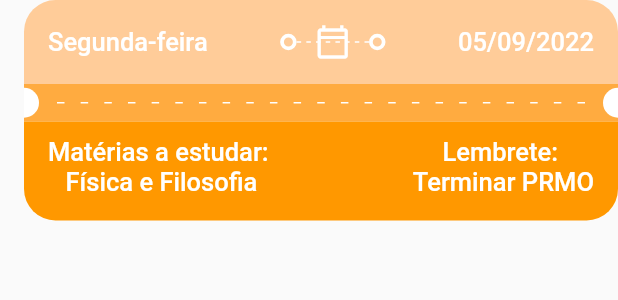
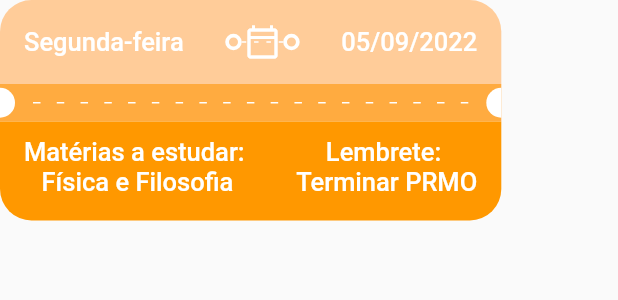
Before and after one commit to DudaSSilva/AS_APP, a Flutter app: the Semanas widget shown alone on an empty page, opened directly, on a phone screen of 412 x 824 dp. Shown: the top 300 px of the screen. Run offline on Flutter 3.47's test engine with Material 2 defaults, Android fonts, the phone set to English and light mode, and no system bars; our stand-ins replace fluentui_icons, image_picker, table_calendar, url_launcher_web; missing offline and left inert: dart:ffi.

Commit message:
Update semanas.dart

```diff
--- a/lib/pages/planner/semanas.dart
+++ b/lib/pages/planner/semanas.dart
@@ -16,13 +16,14 @@ class _SemanasState extends State<Semanas> {
   Widget build(BuildContext context) {
     final size = Applayout.getSize(context);
     return SizedBox(
-      width: size.width,
+      width: size.width*0.85,
       height: 200,
       child: Container(
-        margin: const EdgeInsets.only(left:16),
+        margin: const EdgeInsets.only(right:16),
         child: Column(
           mainAxisSize: MainAxisSize.min,
           children: [
+            //primeiro container
             Container(
               decoration: const BoxDecoration(
                 color: const Color(0xFFFFCC99),
```
